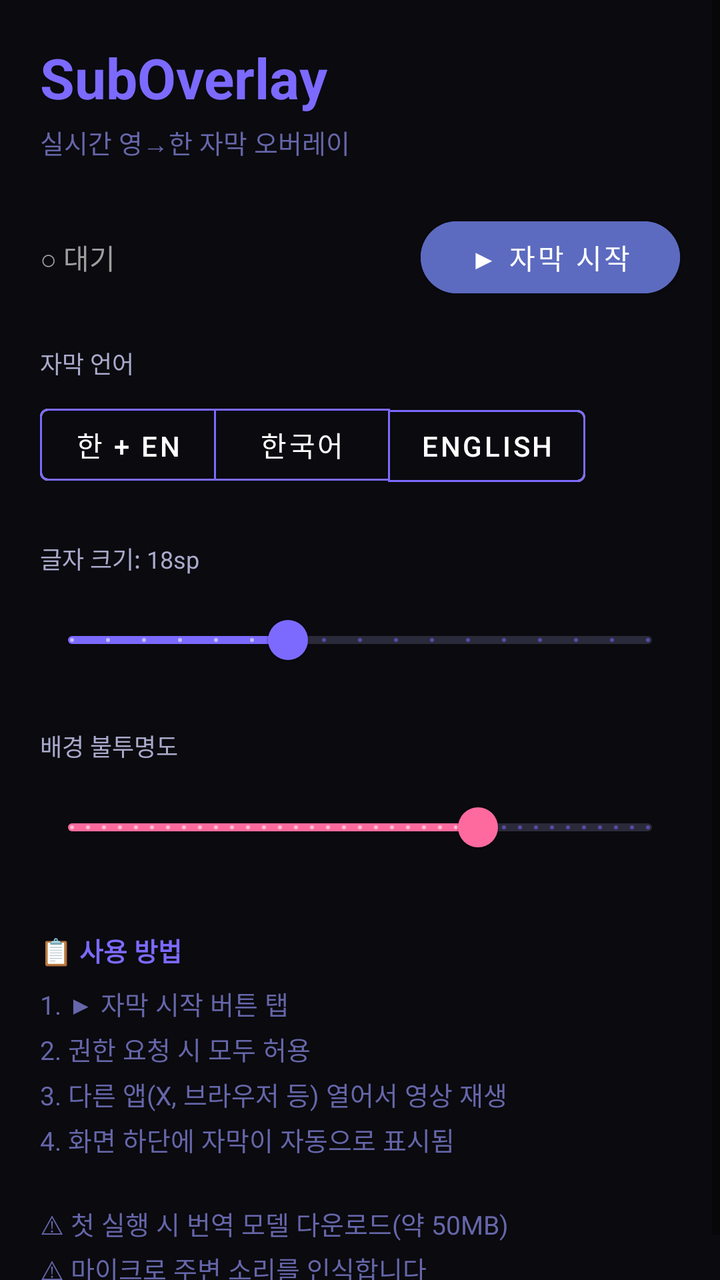
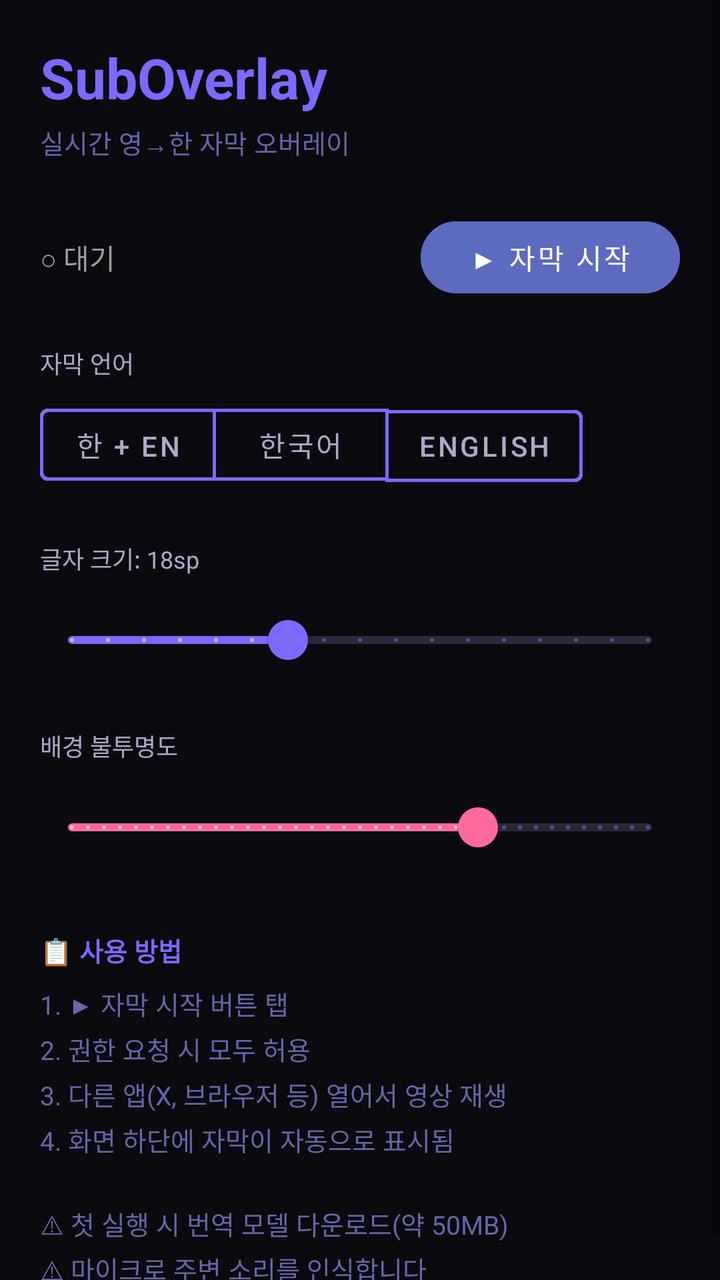

Compare the two renders of this Android layout. The source of the first and the diff that turns it into the second are given below.
<!-- AndroidManifest.xml: application theme Theme.SubOverlay -->
<!-- res/layout/activity_main.xml -->
<?xml version="1.0" encoding="utf-8"?>
<ScrollView xmlns:android="http://schemas.android.com/apk/res/android"
    xmlns:app="http://schemas.android.com/apk/res-auto"
    android:layout_width="match_parent"
    android:layout_height="match_parent"
    android:background="#0A0A0F">

    <LinearLayout
        android:layout_width="match_parent"
        android:layout_height="wrap_content"
        android:orientation="vertical"
        android:padding="20dp">

        
        <TextView
            android:layout_width="wrap_content"
            android:layout_height="wrap_content"
            android:text="SubOverlay"
            android:textColor="#7C6AFF"
            android:textSize="28sp"
            android:textStyle="bold"
            android:layout_marginBottom="4dp"/>

        <TextView
            android:layout_width="wrap_content"
            android:layout_height="wrap_content"
            android:text="실시간 영→한 자막 오버레이"
            android:textColor="#6666AA"
            android:textSize="13sp"
            android:layout_marginBottom="24dp"/>

        
        <LinearLayout
            android:layout_width="match_parent"
            android:layout_height="wrap_content"
            android:orientation="horizontal"
            android:gravity="center_vertical"
            android:layout_marginBottom="20dp">

            <TextView
                android:id="@+id/statusIndicator"
                android:layout_width="wrap_content"
                android:layout_height="wrap_content"
                android:text="○ 대기"
                android:textColor="#9E9E9E"
                android:textSize="14sp"
                android:layout_weight="1"/>

            <com.google.android.material.button.MaterialButton
                android:id="@+id/btnToggleService"
                android:layout_width="wrap_content"
                android:layout_height="wrap_content"
                android:text="▶ 자막 시작"
                android:textColor="#FFFFFF"
                android:backgroundTint="#5C6BC0"
                app:cornerRadius="24dp"
                android:paddingStart="24dp"
                android:paddingEnd="24dp"/>
        </LinearLayout>

        
        <TextView
            android:layout_width="wrap_content"
            android:layout_height="wrap_content"
            android:text="자막 언어"
            android:textColor="#AAAACC"
            android:textSize="12sp"
            android:layout_marginBottom="8dp"/>

        <com.google.android.material.button.MaterialButtonToggleGroup
            android:id="@+id/toggleLang"
            android:layout_width="wrap_content"
            android:layout_height="wrap_content"
            app:singleSelection="true"
            app:selectionRequired="true"
            android:layout_marginBottom="24dp">

            <com.google.android.material.button.MaterialButton
                android:id="@+id/btnLangBoth"
                style="@style/Widget.MaterialComponents.Button.OutlinedButton"
                android:layout_width="wrap_content"
                android:layout_height="wrap_content"
                android:text="한 + EN"
                android:textColor="#FFFFFF"
                app:strokeColor="#7C6AFF"
                android:checked="true"/>

            <com.google.android.material.button.MaterialButton
                android:id="@+id/btnLangKo"
                style="@style/Widget.MaterialComponents.Button.OutlinedButton"
                android:layout_width="wrap_content"
                android:layout_height="wrap_content"
                android:text="한국어"
                android:textColor="#FFFFFF"
                app:strokeColor="#7C6AFF"/>

            <com.google.android.material.button.MaterialButton
                android:id="@+id/btnLangEn"
                style="@style/Widget.MaterialComponents.Button.OutlinedButton"
                android:layout_width="wrap_content"
                android:layout_height="wrap_content"
                android:text="English"
                android:textColor="#FFFFFF"
                app:strokeColor="#7C6AFF"/>
        </com.google.android.material.button.MaterialButtonToggleGroup>

        
        <TextView
            android:id="@+id/tvFontSizeLabel"
            android:layout_width="wrap_content"
            android:layout_height="wrap_content"
            android:text="글자 크기: 18sp"
            android:textColor="#AAAACC"
            android:textSize="12sp"
            android:layout_marginBottom="8dp"/>

        <com.google.android.material.slider.Slider
            android:id="@+id/sliderFontSize"
            android:layout_width="match_parent"
            android:layout_height="wrap_content"
            android:valueFrom="12"
            android:valueTo="28"
            android:value="18"
            android:stepSize="1"
            app:thumbColor="#7C6AFF"
            app:trackColorActive="#7C6AFF"
            app:trackColorInactive="#2A2A3A"
            android:layout_marginBottom="20dp"/>

        
        <TextView
            android:layout_width="wrap_content"
            android:layout_height="wrap_content"
            android:text="배경 불투명도"
            android:textColor="#AAAACC"
            android:textSize="12sp"
            android:layout_marginBottom="8dp"/>

        <com.google.android.material.slider.Slider
            android:id="@+id/sliderBgAlpha"
            android:layout_width="match_parent"
            android:layout_height="wrap_content"
            android:valueFrom="0"
            android:valueTo="255"
            android:value="180"
            android:stepSize="5"
            app:thumbColor="#FF6A9E"
            app:trackColorActive="#FF6A9E"
            app:trackColorInactive="#2A2A3A"
            android:layout_marginBottom="28dp"/>

        
        <TextView
            android:layout_width="match_parent"
            android:layout_height="wrap_content"
            android:text="📋 사용 방법"
            android:textColor="#7C6AFF"
            android:textSize="13sp"
            android:textStyle="bold"
            android:layout_marginBottom="8dp"/>

        <TextView
            android:layout_width="match_parent"
            android:layout_height="wrap_content"
            android:text="1. ▶ 자막 시작 버튼 탭\n2. 권한 요청 시 모두 허용\n3. 다른 앱(X, 브라우저 등) 열어서 영상 재생\n4. 화면 하단에 자막이 자동으로 표시됨\n\n⚠ 첫 실행 시 번역 모델 다운로드(약 50MB)\n⚠ 마이크로 주변 소리를 인식합니다"
            android:textColor="#6666AA"
            android:textSize="13sp"
            android:lineSpacingExtra="4dp"/>

    </LinearLayout>
</ScrollView>
<!-- resources referenced by this layout -->
<resources>
  <style name="Theme.SubOverlay" parent="Theme.MaterialComponents.DayNight.NoActionBar">
          <item name="colorPrimary">#7C6AFF</item>
          <item name="colorPrimaryVariant">#5C6BC0</item>
          <item name="colorOnPrimary">#FFFFFF</item>
          <item name="colorSecondary">#FF6A9E</item>
          <item name="android:windowBackground">#0A0A0F</item>
          <item name="android:statusBarColor">#0A0A0F</item>
      </style>
</resources>

<!-- the commit's change to res/layout/activity_main.xml (unified diff, before → after) -->
@@ -81,8 +81,10 @@
                 android:layout_width="wrap_content"
                 android:layout_height="wrap_content"
                 android:text="한 + EN"
-                android:textColor="#FFFFFF"
+                android:textColor="@color/btn_lang_text"
+                app:backgroundTint="@color/btn_lang_bg"
                 app:strokeColor="#7C6AFF"
+                app:strokeWidth="1.5dp"
                 android:checked="true"/>
 
             <com.google.android.material.button.MaterialButton
@@ -91,8 +93,10 @@
                 android:layout_width="wrap_content"
                 android:layout_height="wrap_content"
                 android:text="한국어"
-                android:textColor="#FFFFFF"
-                app:strokeColor="#7C6AFF"/>
+                android:textColor="@color/btn_lang_text"
+                app:backgroundTint="@color/btn_lang_bg"
+                app:strokeColor="#7C6AFF"
+                app:strokeWidth="1.5dp"/>
 
             <com.google.android.material.button.MaterialButton
                 android:id="@+id/btnLangEn"
@@ -100,8 +104,10 @@
                 android:layout_width="wrap_content"
                 android:layout_height="wrap_content"
                 android:text="English"
-                android:textColor="#FFFFFF"
-                app:strokeColor="#7C6AFF"/>
+                android:textColor="@color/btn_lang_text"
+                app:backgroundTint="@color/btn_lang_bg"
+                app:strokeColor="#7C6AFF"
+                app:strokeWidth="1.5dp"/>
         </com.google.android.material.button.MaterialButtonToggleGroup>
 
         
